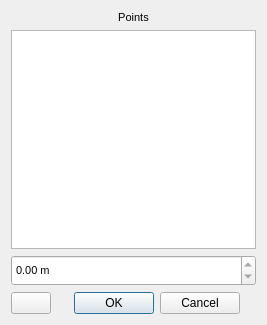
Qt form widgets/tools/distance_between_two_points.ui (ebrahimraeyat/civilTools) before a commit.
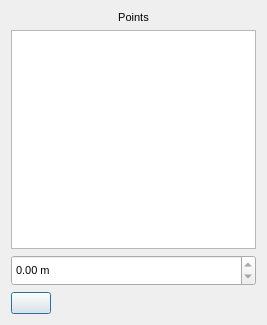
The same form after that commit. Icons and pictures are not drawn.

What changed in the file:
```diff
--- a/widgets/tools/distance_between_two_points.ui
+++ b/widgets/tools/distance_between_two_points.ui
@@ -83,17 +83,17 @@
       </widget>
      </item>
      <item>
-      <widget class="QDialogButtonBox" name="buttonBox">
+      <spacer name="horizontalSpacer">
        <property name="orientation">
         <enum>Qt::Horizontal</enum>
        </property>
-       <property name="standardButtons">
-        <set>QDialogButtonBox::Cancel|QDialogButtonBox::Ok</set>
+       <property name="sizeHint" stdset="0">
+        <size>
+         <width>40</width>
+         <height>20</height>
+        </size>
        </property>
-       <property name="centerButtons">
-        <bool>true</bool>
-       </property>
-      </widget>
+      </spacer>
      </item>
     </layout>
    </item>
```
Left out of the diff: 41 changed lines with no effect on the pictures.
